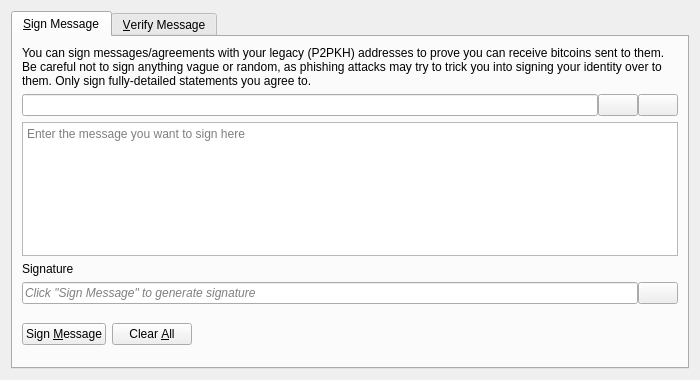
Above: src/qt/forms/signverifymessagedialog.ui from kpopcoin-official/kpopcoin before the change. Below: the same form after it.
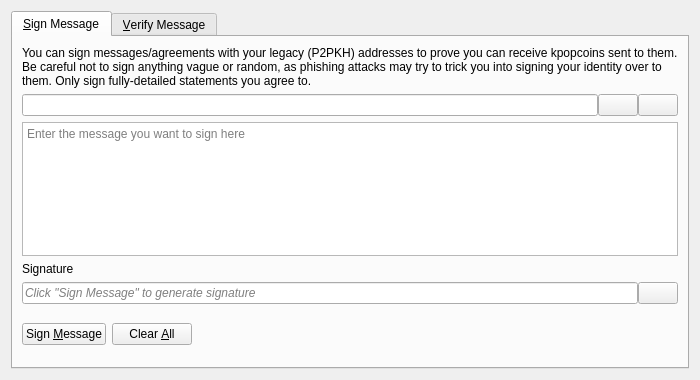
That is the form after the change. Icons and pictures are not drawn. Custom widgets are drawn as their Qt base class.

Commit message: Rename all bitcoin text to kpopcoin inside source files

Diff of the .ui file:
```diff
--- a/src/qt/forms/signverifymessagedialog.ui
+++ b/src/qt/forms/signverifymessagedialog.ui
@@ -30,7 +30,7 @@
        <item>
         <widget class="QLabel" name="infoLabel_SM">
          <property name="text">
-          <string>You can sign messages/agreements with your legacy (P2PKH) addresses to prove you can receive bitcoins sent to them. Be careful not to sign anything vague or random, as phishing attacks may try to trick you into signing your identity over to them. Only sign fully-detailed statements you agree to.</string>
+          <string>You can sign messages/agreements with your legacy (P2PKH) addresses to prove you can receive kpopcoins sent to them. Be careful not to sign anything vague or random, as phishing attacks may try to trick you into signing your identity over to them. Only sign fully-detailed statements you agree to.</string>
          </property>
          <property name="textFormat">
           <enum>Qt::PlainText</enum>
```
Left out of the diff: 26 changed lines with no effect on the pictures. The commit also changes 2225 other files.
